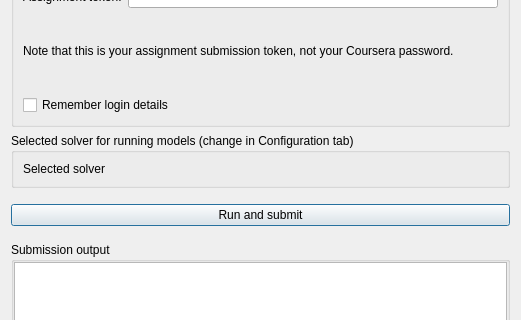
Before: the Qt Designer form MiniZincIDE/moocsubmission.ui in MiniZinc/MiniZincIDE, drawn with Qt 5; both pictures show x 0 to 521 and y 156 to 476 of the 521 by 652 pixel window.
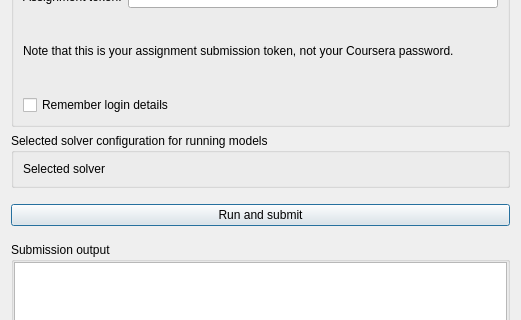
After: the same form once the commit is applied.

Commit message: Show selected solver config in MOOC window (rather than solver name)

```diff
--- a/MiniZincIDE/moocsubmission.ui
+++ b/MiniZincIDE/moocsubmission.ui
@@ -130,7 +130,7 @@
    <item>
     <widget class="QGroupBox" name="groupBox">
      <property name="title">
-      <string>Selected solver for running models (change in Configuration tab)</string>
+      <string>Selected solver configuration for running models</string>
      </property>
      <layout class="QVBoxLayout" name="verticalLayout_4">
       <item>
```
The commit also changes 3 other files.
